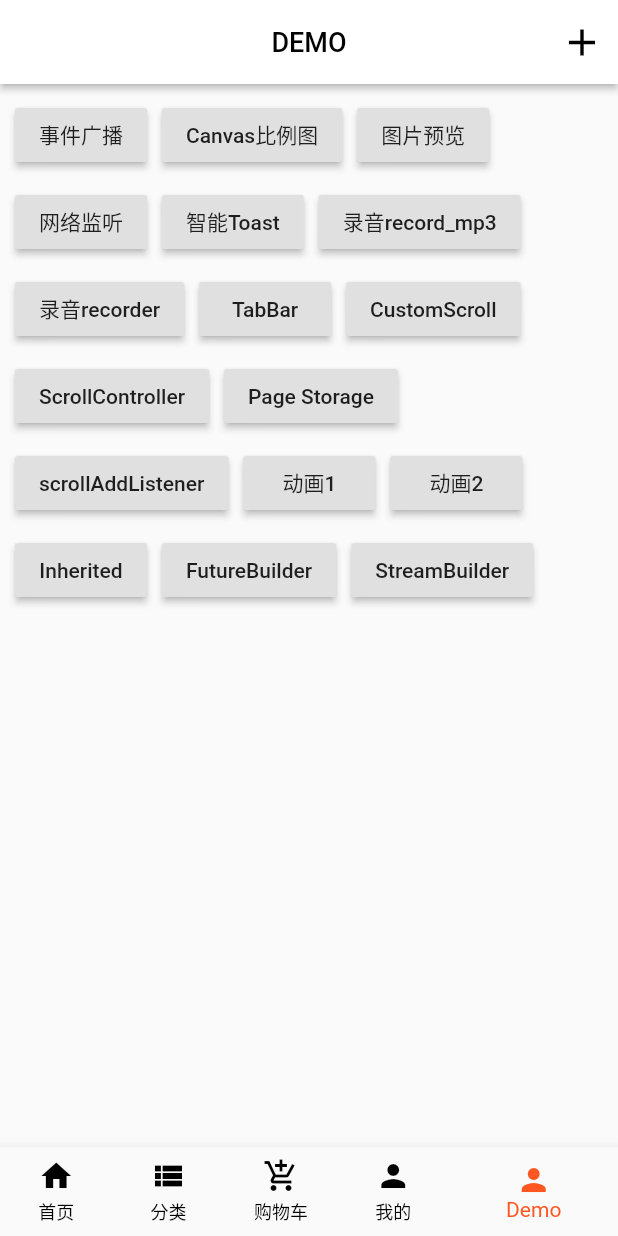
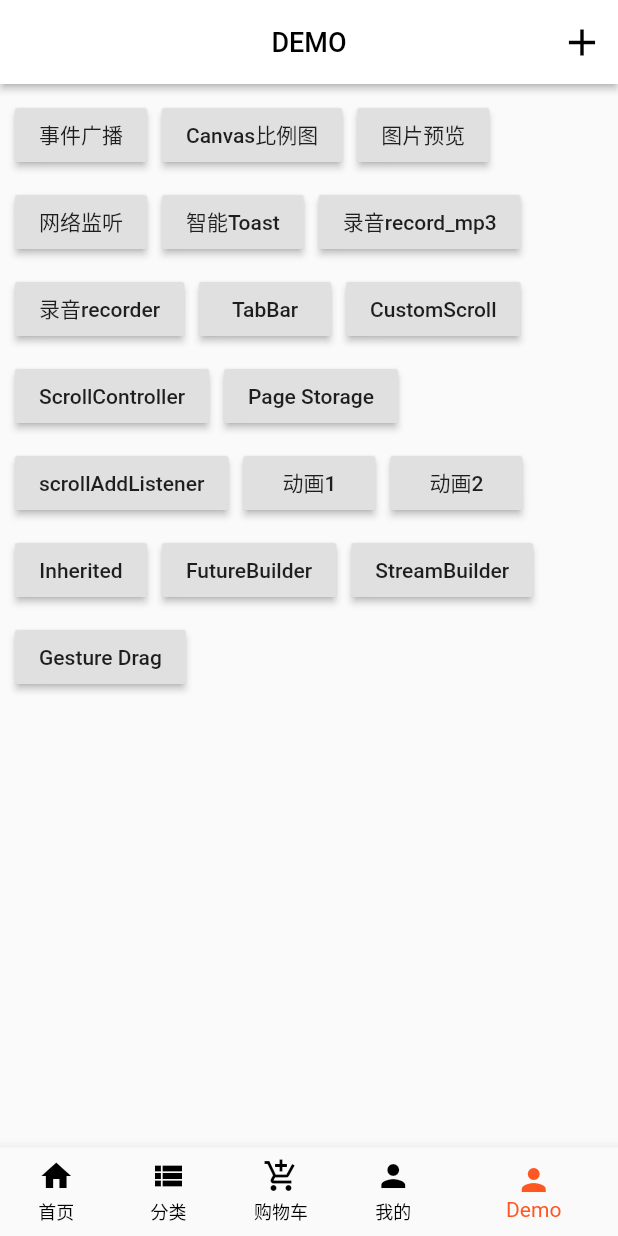
Before and after one commit to NingFQ/flutter_app, a Flutter app: the screen it shows after launch, on a phone screen of 412 x 824 dp. Run offline on Flutter 3.47's test engine with Material 2 defaults, Android fonts, the phone set to English and light mode, and no system bars; drawn by our look-alikes of flutter_smart_dialog; our stand-ins replace audioplayers, connectivity, event_bus, extended_image, flutter_screenutil, permission_handler and 1 more; missing offline and left inert: flutter_audio_recorder, record_mp3.

Commit message:
gesture_drag 处理dart异常

```diff
--- a/lib/common/canvas/pain_proportion.dart
+++ b/lib/common/canvas/pain_proportion.dart
@@ -1,7 +1,5 @@
 import 'dart:ui';
-import 'package:flutter_screenutil/flutter_screenutil.dart';
 import 'package:flutter/material.dart';
-import 'dart:ui' as ui;
 
 class PainCanvas extends CustomPainter {
   double limitWidth = 300.0;
--- a/lib/common/img_view/img_view_ExtendedImage.dart
+++ b/lib/common/img_view/img_view_ExtendedImage.dart
@@ -1,5 +1,4 @@
 import 'dart:io';
-import 'dart:ui' as ui;
 import 'package:flutter/rendering.dart';
 import 'package:flutter_app/page/demo/packages/photo_view.dart';
 import 'package:flutter_app/route/index.dart';
--- a/lib/common/tab_bar/custom_canvas.dart
+++ b/lib/common/tab_bar/custom_canvas.dart
@@ -1,4 +1,3 @@
-import 'dart:typed_data';
 import 'dart:ui' as ui;
 import 'package:flutter/material.dart';
 
--- a/lib/common/tab_bar/custom_indicator.dart
+++ b/lib/common/tab_bar/custom_indicator.dart
@@ -1,6 +1,3 @@
-
-import 'dart:math';
-
 import 'package:flutter/material.dart';
 
 class ACETabBarIndicator extends Decoration {
--- a/lib/common/theme/theme_color.dart
+++ b/lib/common/theme/theme_color.dart
@@ -43,7 +43,7 @@ class AppThemeColor {
       appBarTheme: AppBarTheme(
         iconTheme: IconThemeData(color: Colors.white),
         textTheme: TextTheme(
-          title: TextStyle(
+          headline6: TextStyle(
             color: Colors.white,
             fontSize: 20.0,
           ),
--- a/lib/common/theme/theme_data.dart
+++ b/lib/common/theme/theme_data.dart
@@ -11,7 +11,7 @@ class AppThemeData {
     primarySwatch: Colors.pink,
     primaryColor: Colors.white,
     primaryTextTheme: TextTheme(
-      title: TextStyle(
+      headline6: TextStyle(
         color: Colors.black,
         fontSize: _titleFontSize,
         fontWeight: FontWeight.w500
@@ -39,7 +39,7 @@ class AppThemeData {
     primaryColor: Colors.white,
     primarySwatch: Colors.pink,
     primaryTextTheme: TextTheme(
-      title: TextStyle(
+      headline6: TextStyle(
         color: Colors.white,
         fontSize: _titleFontSize,
         fontWeight: FontWeight.w500
--- a/lib/main.dart
+++ b/lib/main.dart
@@ -133,23 +133,23 @@ class _MyHomePageState extends State<MyHomePage> {
         items: [
           BottomNavigationBarItem(
               icon: backToTopVM.currentIcon,
-              title: Text('首页')
+              label: '首页'
           ),
           BottomNavigationBarItem(
               icon: Icon(Icons.view_list),
-              title: Text('分类')
+              label: '分类'
           ),
           BottomNavigationBarItem(
               icon: Icon(Icons.add_shopping_cart),
-              title: Text('购物车')
+              label: '购物车'
           ),
           BottomNavigationBarItem(
               icon: Icon(Icons.person),
-              title: Text('我的')
+              label: '我的'
           ),
           BottomNavigationBarItem(
               icon: Icon(Icons.person),
-              title: Text('Demo')
+              label: 'Demo'
           ),
         ],
         onTap: (index) {
--- a/lib/page/demo/demo_page.dart
+++ b/lib/page/demo/demo_page.dart
@@ -144,6 +144,12 @@ class _DemoPageState extends State<DemoPage> {
                           'StreamBuilder'
                       ),
                     ),
+                    RaisedButton(
+                      onPressed: () => routePush('gestureDragTest'),
+                      child: Text(
+                          'Gesture Drag'
+                      ),
+                    ),
                   ],
                 ),
               ),
--- a/lib/page/demo/proportion_paint.dart
+++ b/lib/page/demo/proportion_paint.dart
@@ -1,6 +1,5 @@
 import 'package:flutter/material.dart';
 import 'package:flutter_app/common/canvas/pain_proportion.dart';
-import 'dart:math' as math;
 
 class ProportionPaint extends StatefulWidget {
   @override
--- a/lib/route/demo_router.dart
+++ b/lib/route/demo_router.dart
@@ -6,6 +6,7 @@ import 'package:flutter_app/page/demo/animation/animation_test2.dart';
 import 'package:flutter_app/page/demo/custom_scroll_view.dart';
 import 'package:flutter_app/page/demo/event_test/event_test.dart';
 import 'package:flutter_app/page/demo/future_builder_test.dart';
+import 'package:flutter_app/page/demo/gesture_drag_test.dart';
 import 'package:flutter_app/page/demo/inherited_test.dart';
 import 'package:flutter_app/page/demo/packages/network_monitor/none_web.dart';
 import 'package:flutter_app/page/demo/page_storage_test/scroll_position_record.dart';
@@ -42,6 +43,8 @@ Map<String,WidgetBuilder> demoRoutes = {
   'inheritedTest': (context,{arguments}) => new InheritedTest(),// InheritedWidget
   'futureBuildTest': (context,{arguments}) => new FutureBuildTest(),// FutureBuilder
   'streamBuildTest': (context,{arguments}) => new StreamBuildTest(),// StreamBuilder
+  'gestureDragTest': (context,{arguments}) => new GestureDragTest(),// GestureDrag
+  'GestureDragTest'
   // 动画测试
   'animationTest1': (context,{arguments}) => new AnimationTest1(),
   'animationTest2': (context,{arguments}) => new AnimationTest2(),
```
Also changed, not shown: lib/page/demo/gesture_drag_test.dart (added, +75 -0 lines).
